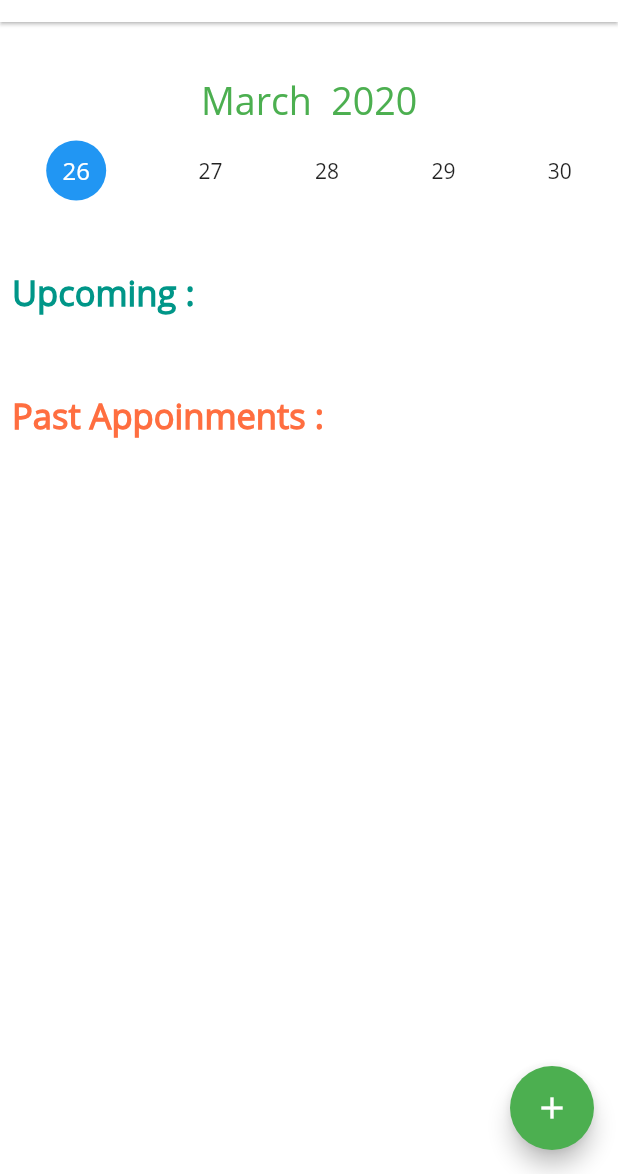
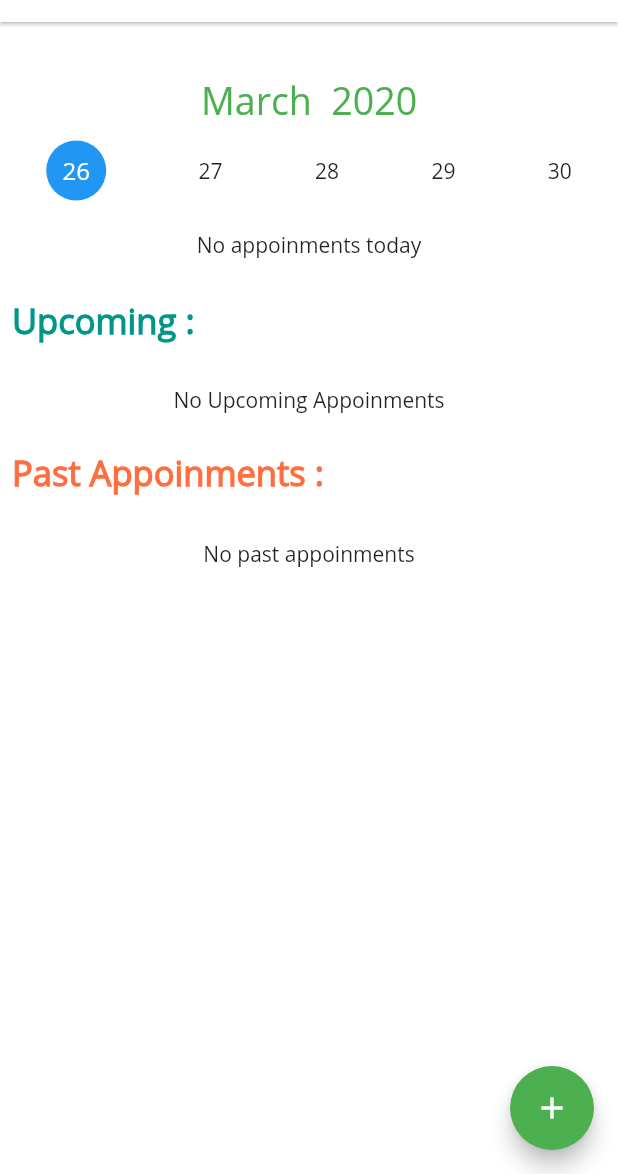
Before and after one commit to adarshbalu/elderly_app, a Flutter app: the AppoinmentReminder screen opened by its route, on a phone screen of 412 x 824 dp, the part 62-1236 px from its top. Run offline on Flutter 3.47's test engine with Material 2 defaults, Android fonts, the phone set to English and light mode, and no system bars; our stand-ins replace cloud_firestore, connectivity, firebase_auth, flutter_signin_button, flutter_spinkit, font_awesome_flutter and 8 more; missing offline and left inert: firebase_ml_vision, flutter_android, flutter_material_pickers, flutter_sms, mlkit, sms and 1 more; accounts and stored records are empty.

Commit message:
Added Long Press to delete on Appoinment list screen

```diff
--- a/lib/screens/appoinment_detail_screen.dart
+++ b/lib/screens/appoinment_detail_screen.dart
@@ -278,9 +278,9 @@ class _AppoinmentDetailState extends State<AppoinmentDetail> {
     if (result != 0) {
       // Success
       _showAlertDialog('Status', 'Appoinment Saved Successfully');
-      Navigator.push(context, MaterialPageRoute(builder: (context) {
-        return AppoinmentReminder();
-      }));
+      Navigator.of(context).pushAndRemoveUntil(
+          MaterialPageRoute(builder: (context) => AppoinmentReminder()),
+          (Route<dynamic> route) => false);
     } else {
       // Failure
       _showAlertDialog('Status', 'Problem Saving Appoinment');
--- a/lib/screens/appoinment_reminder_screen.dart
+++ b/lib/screens/appoinment_reminder_screen.dart
@@ -8,6 +8,7 @@ import 'package:flutter/material.dart';
 import 'package:font_awesome_flutter/font_awesome_flutter.dart';
 import 'package:intl/intl.dart';
 import 'package:sqflite/sqflite.dart';
+import 'package:sweet_alert_dialogs/sweet_alert_dialogs.dart';
 
 class AppoinmentReminder extends StatefulWidget {
   static const String id = 'Appoinment_Reminder_Screen';
@@ -160,8 +161,6 @@ class _AppoinmentReminderState extends State<AppoinmentReminder> {
   }
 
   List<Widget> getPastAppoinmentWidget() {
-    getPastAppoinment();
-
     Appoinment tempAppoinment;
     int pastAppoinmentTotal = pastAppoinment.length, pos;
     DateTime tempDateTime;
@@ -183,10 +182,11 @@ class _AppoinmentReminderState extends State<AppoinmentReminder> {
       } else
         time = dateTime.hour.toString() + ':' + dateTime.minute.toString();
       pastAppoinmentWidgetList.add(InkWell(
-          highlightColor: Colors.white70,
-          onLongPress: () {
+        onLongPress: (){
+          _showAlertDialog('Status', 'Past Appoinment deleted ');
           _delete(context, tempAppoinment);
         },
+          highlightColor: Colors.white70,
           child: OtherAppoinment(
             name: tempAppoinment.name,
             type: tempAppoinment.address,
@@ -199,8 +199,6 @@ class _AppoinmentReminderState extends State<AppoinmentReminder> {
   }
 
   List<Widget> getUpcomingAppoinmentWidget() {
-    getUpcomingAppoinment();
-
     Appoinment tempAppoinment;
     int upcomingAppoinmentTotal = upcomingAppoinment.length, pos;
     DateTime tempDateTime;
@@ -225,7 +223,7 @@ class _AppoinmentReminderState extends State<AppoinmentReminder> {
           onTap: () {
             navigateToDetail(tempAppoinment, 'Edit');
           },
-          onLongPress: () {
+          onLongPress: () {_showAlertDialog('Status', 'Upcoming Appoinment deleted ');
             _delete(context, tempAppoinment);
           },
           child: OtherAppoinment(
@@ -240,8 +238,6 @@ class _AppoinmentReminderState extends State<AppoinmentReminder> {
   }
 
   List<Widget> getTodayAppoinmentWidget() {
-    getTodayAppoinment();
-
     Appoinment tempAppoinment;
     int todayAppoinmentTotal = todayAppoinment.length, pos;
     DateTime tempDateTime;
@@ -266,7 +262,8 @@ class _AppoinmentReminderState extends State<AppoinmentReminder> {
           onTap: () {
             navigateToDetail(tempAppoinment, 'Edit');
           },
-          onLongPress: () {
+          onLongPress: () async {
+            _showAlertDialog('Status', 'Appoinment deleted ');
             _delete(context, tempAppoinment);
           },
           child: TodayAppoinment(
@@ -287,6 +284,9 @@ class _AppoinmentReminderState extends State<AppoinmentReminder> {
       appoinmentList = List<Appoinment>();
       updateListView();
     }
+    getPastAppoinment();
+    getUpcomingAppoinment();
+    getTodayAppoinment();
     return Scaffold(
       body: ListView(
         children: <Widget>[
@@ -307,11 +307,12 @@ class _AppoinmentReminderState extends State<AppoinmentReminder> {
           SizedBox(
             height: 20,
           ),
-//          Text(
-//            'No appoinment today',
-//            textAlign: TextAlign.center,
-//          ),
-          Column(
+          appoinmentList.isEmpty
+              ? Text(
+                  'No appoinments today',
+                  textAlign: TextAlign.center,
+                )
+              : Column(
                   children: getTodayAppoinmentWidget(),
                 ),
           SizedBox(
@@ -324,9 +325,11 @@ class _AppoinmentReminderState extends State<AppoinmentReminder> {
           SizedBox(
             height: 8,
           ),
-          Column(
+          upcomingAppoinment.isNotEmpty
+              ? Column(
                   children: getUpcomingAppoinmentWidget(),
-          ),
+                )
+              : Center(child: Text('No Upcoming Appoinments')),
           SizedBox(
             height: 15,
           ),
@@ -337,8 +340,15 @@ class _AppoinmentReminderState extends State<AppoinmentReminder> {
           SizedBox(
             height: 10,
           ),
-          Column(
+          pastAppoinment.isNotEmpty
+              ? Column(
                   children: getPastAppoinmentWidget(),
+                )
+              : Container(
+                  margin: EdgeInsets.only(bottom: 15),
+                  child: Center(
+                    child: Text('No past appoinments'),
+                  ),
                 )
         ],
       ),
@@ -388,16 +398,11 @@ class _AppoinmentReminderState extends State<AppoinmentReminder> {
   }
 
   void _delete(BuildContext context, Appoinment appoinment) async {
+    bool tr = false;
     int result = await databaseHelper.deleteAppoinment(appoinment.id);
     if (result != 0) {
-      _showSnackBar(context, 'Appoinment Deleted Successfully');
       updateListView();
     }
-  }
-
-  void _showSnackBar(BuildContext context, String message) {
-    final snackBar = SnackBar(content: Text(message));
-    Scaffold.of(context).showSnackBar(snackBar);
   }
 
   void navigateToDetail(Appoinment appoinment, String name) async {
@@ -424,6 +429,14 @@ class _AppoinmentReminderState extends State<AppoinmentReminder> {
         });
       });
     });
+  }
+
+  void _showAlertDialog(String title, String message) {
+    AlertDialog alertDialog = AlertDialog(
+      title: Text(title),
+      content: Text(message),
+    );
+    showDialog(context: context, builder: (_) => alertDialog);
   }
 }
 
```
Lines whose indentation alone changed are shown as unchanged.
